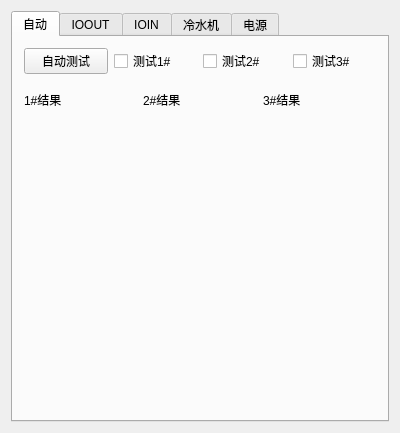
BiggerBinBin/QtCanPlatform, file QDeviceCtrl.ui: the form before one commit.
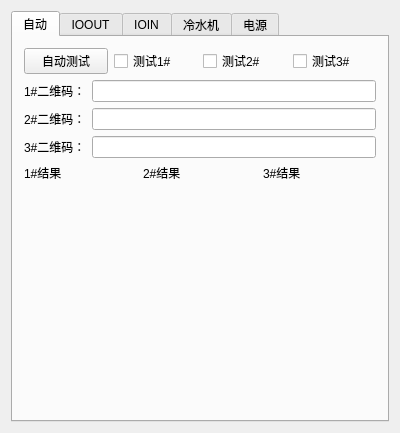
The form after the commit.

Diff of the .ui file:
```diff
--- a/QDeviceCtrl.ui
+++ b/QDeviceCtrl.ui
@@ -31,7 +31,7 @@
       </attribute>
       <layout class="QGridLayout" name="gridLayout_12">
        <item row="0" column="0">
-        <layout class="QVBoxLayout" name="verticalLayout_5" stretch="1,5">
+        <layout class="QVBoxLayout" name="verticalLayout_8" stretch="1,7">
          <item>
           <layout class="QHBoxLayout" name="horizontalLayout_25">
            <item>
@@ -68,66 +68,113 @@
           </layout>
          </item>
          <item>
-          <layout class="QVBoxLayout" name="verticalLayout_4" stretch="1,7">
-           <property name="spacing">
-            <number>6</number>
-           </property>
+          <layout class="QVBoxLayout" name="verticalLayout_7" stretch="0,0,0,7">
            <item>
-            <layout class="QHBoxLayout" name="horizontalLayout_24">
+            <layout class="QHBoxLayout" name="horizontalLayout_26">
              <item>
-              <widget class="QLabel" name="label_25">
+              <widget class="QLabel" name="label_29">
                <property name="text">
-                <string>1#结果</string>
+                <string>1#二维码：</string>
                </property>
               </widget>
              </item>
              <item>
-              <widget class="QLabel" name="label_27">
+              <widget class="QLineEdit" name="lineEdit_1ResCode"/>
+             </item>
+            </layout>
+           </item>
+           <item>
+            <layout class="QHBoxLayout" name="horizontalLayout_27">
+             <item>
+              <widget class="QLabel" name="label_30">
                <property name="text">
-                <string>2#结果</string>
+                <string>2#二维码：</string>
                </property>
               </widget>
              </item>
              <item>
-              <widget class="QLabel" name="label_28">
+              <widget class="QLineEdit" name="lineEdit_2ResCode"/>
+             </item>
+            </layout>
+           </item>
+           <item>
+            <layout class="QHBoxLayout" name="horizontalLayout_28">
+             <item>
+              <widget class="QLabel" name="label_31">
                <property name="text">
-                <string>3#结果</string>
+                <string>3#二维码：</string>
                </property>
               </widget>
              </item>
+             <item>
+              <widget class="QLineEdit" name="lineEdit_3ResCode"/>
+             </item>
             </layout>
            </item>
            <item>
             <layout class="QHBoxLayout" name="horizontalLayout_23">
              <item>
-              <widget class="QLabel" name="label_1Res">
-               <property name="text">
-                <string/>
-               </property>
-               <property name="alignment">
-                <set>Qt::AlignLeading|Qt::AlignLeft|Qt::AlignTop</set>
-               </property>
-              </widget>
+              <layout class="QVBoxLayout" name="verticalLayout_4" stretch="0,7">
+               <item>
+                <widget class="QLabel" name="label_25">
+                 <property name="text">
+                  <string>1#结果</string>
+                 </property>
+                </widget>
+               </item>
+               <item>
+                <widget class="QLabel" name="label_1Res">
+                 <property name="text">
+                  <string/>
+                 </property>
+                 <property name="alignment">
+                  <set>Qt::AlignLeading|Qt::AlignLeft|Qt::AlignTop</set>
+                 </property>
+                </widget>
+               </item>
+              </layout>
              </item>
              <item>
-              <widget class="QLabel" name="label_2Res">
-               <property name="text">
-                <string/>
-               </property>
-               <property name="alignment">
-                <set>Qt::AlignLeading|Qt::AlignLeft|Qt::AlignTop</set>
-               </property>
-              </widget>
+              <layout class="QVBoxLayout" name="verticalLayout_5" stretch="0,7">
+               <item>
+                <widget class="QLabel" name="label_27">
+                 <property name="text">
+                  <string>2#结果</string>
+                 </property>
+                </widget>
+               </item>
+               <item>
+                <widget class="QLabel" name="label_2Res">
+                 <property name="text">
+                  <string/>
+                 </property>
+                 <property name="alignment">
+                  <set>Qt::AlignLeading|Qt::AlignLeft|Qt::AlignTop</set>
+                 </property>
+                </widget>
+               </item>
+              </layout>
              </item>
              <item>
-              <widget class="QLabel" name="label_3Res">
-               <property name="text">
-                <string/>
-               </property>
-               <property name="alignment">
-                <set>Qt::AlignLeading|Qt::AlignLeft|Qt::AlignTop</set>
-               </property>
-              </widget>
+              <layout class="QVBoxLayout" name="verticalLayout_6" stretch="0,7">
+               <item>
+                <widget class="QLabel" name="label_28">
+                 <property name="text">
+                  <string>3#结果</string>
+                 </property>
+                </widget>
+               </item>
+               <item>
+                <widget class="QLabel" name="label_3Res">
+                 <property name="text">
+                  <string/>
+                 </property>
+                 <property name="alignment">
+                  <set>Qt::AlignLeading|Qt::AlignLeft|Qt::AlignTop</set>
+                 </property>
+                </widget>
+               </item>
+              </layout>
              </item>
             </layout>
            </item>
```
